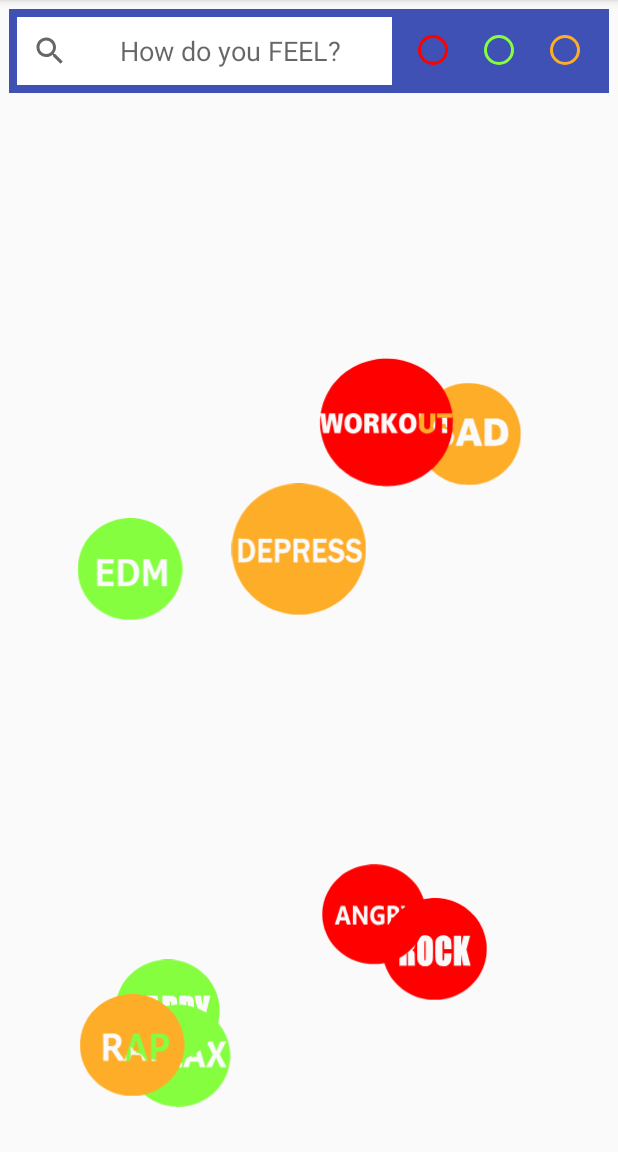
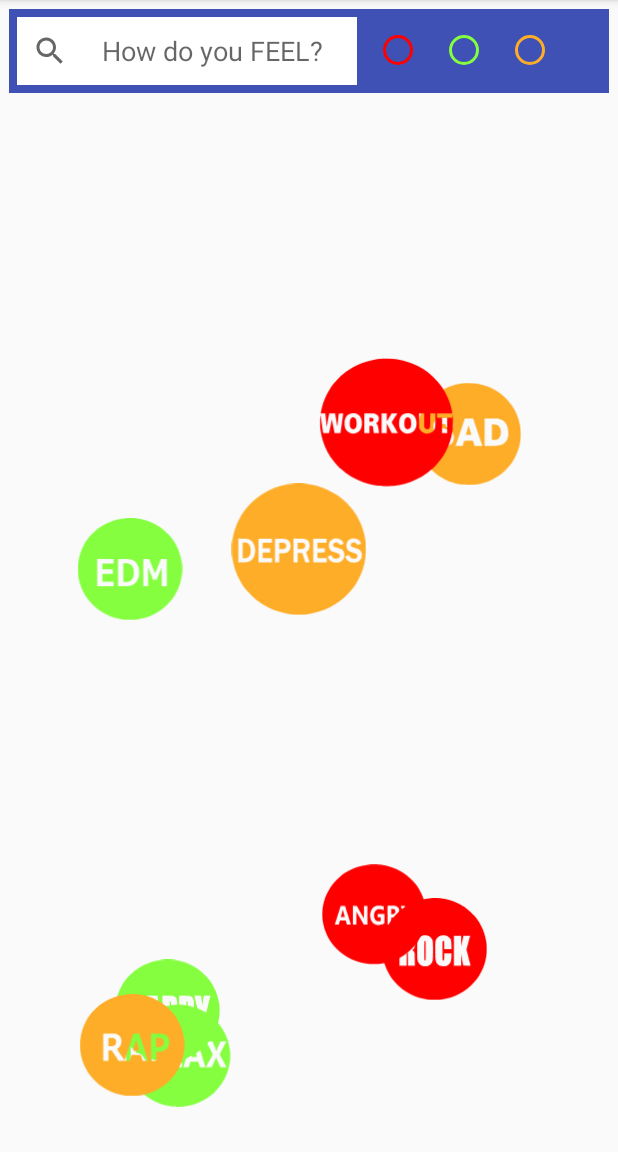
Before and after one commit to ndtri/EMusic-TKPMProject-MVC, an Android app: the MainActivity screen opened directly, with no data from a screen before it, on a phone screen of 412 x 824 dp, the part 84-1236 px from its top. Run offline under Robolectric (Android 15) with nearby library versions, the phone set to English and light mode, and no system bars.

```diff
--- a/app/src/main/AndroidManifest.xml
+++ b/app/src/main/AndroidManifest.xml
@@ -17,9 +17,9 @@
     <application
         android:requestLegacyExternalStorage="true"
         android:allowBackup="true"
-        android:icon="@mipmap/ic_launcher"
+        android:icon="@mipmap/ic_music"
         android:label="@string/app_name"
-        android:roundIcon="@mipmap/ic_launcher_round"
+        android:roundIcon="@mipmap/ic_music_round"
         android:supportsRtl="true"
         android:name="com.tkpm.emusicmvc.MyApplication"
         android:theme="@style/AppTheme"
--- /dev/null
+++ b/app/src/main/res/drawable/ic_music.xml
@@ -0,0 +1,5 @@
+<vector android:height="24dp" android:tint="#FF005D"
+    android:viewportHeight="24" android:viewportWidth="24"
+    android:width="24dp" xmlns:android="http://schemas.android.com/apk/res/android">
+    <path android:fillColor="@android:color/white" android:pathData="M12,3v10.55c-0.59,-0.34 -1.27,-0.55 -2,-0.55 -2.21,0 -4,1.79 -4,4s1.79,4 4,4 4,-1.79 4,-4V7h4V3h-6z"/>
+</vector>
--- a/app/src/main/res/layout/activity_main.xml
+++ b/app/src/main/res/layout/activity_main.xml
@@ -22,7 +22,8 @@
 
         <EditText
             android:id="@+id/edtSearchPlaylist"
-            android:layout_width="250dp"
+            android:layout_weight="0.7"
+            android:layout_width="0dp"
             android:layout_height="45dp"
             android:layout_margin="5dp"
             android:background="@color/colorWhite"
@@ -34,7 +35,8 @@
 
         <RadioGroup
             android:id="@+id/btnFilter"
-            android:layout_width="wrap_content"
+            android:layout_width="0dp"
+            android:layout_weight="0.5"
             android:layout_height="wrap_content"
             android:layout_marginTop="5dp"
             android:orientation="horizontal">
```
